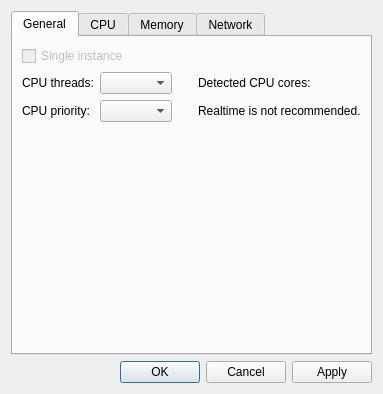
MarioUnoDueTreQuattro/QMonitor, file settings_dialog.ui: the form before one commit.
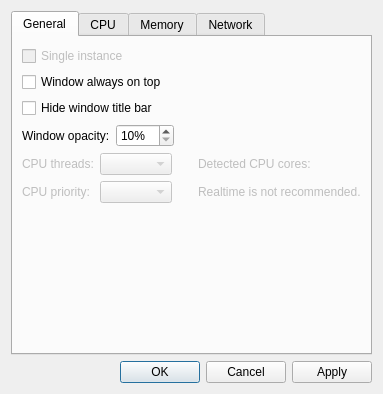
The form after the commit. The open tabs and pages were chosen to show the change. Custom widgets are drawn as their Qt base class.

Commit message: Options in configuration dialog: Window opacity, always on top, hide/ show titlebar

What changed in the file:
```diff
--- a/settings_dialog.ui
+++ b/settings_dialog.ui
@@ -37,20 +37,84 @@
          </property>
         </widget>
        </item>
+       <item>
+        <widget class="QCheckBox" name="checkBoxAlwaysOnTop">
+         <property name="text">
+          <string>Window always on top</string>
+         </property>
+        </widget>
+       </item>
+       <item>
+        <widget class="QCheckBox" name="checkBoxTitlebar">
+         <property name="text">
+          <string>Hide window title bar</string>
+         </property>
+        </widget>
+       </item>
+       <item>
+        <layout class="QHBoxLayout" name="horizontalLayout">
+         <item>
+          <widget class="QLabel" name="label_15">
+           <property name="text">
+            <string>Window opacity:</string>
+           </property>
+          </widget>
+         </item>
+         <item>
+          <widget class="QSpinBox" name="spinBoxWindowOpacity">
+           <property name="suffix">
+            <string>%</string>
+           </property>
+           <property name="minimum">
+            <number>10</number>
+           </property>
+           <property name="maximum">
+            <number>100</number>
+           </property>
+           <property name="singleStep">
+            <number>5</number>
+           </property>
+          </widget>
+         </item>
+         <item>
+          <spacer name="horizontalSpacer_5">
+           <property name="orientation">
+            <enum>Qt::Orientation::Horizontal</enum>
+           </property>
+           <property name="sizeHint" stdset="0">
+            <size>
+             <width>40</width>
+             <height>20</height>
+            </size>
+           </property>
+          </spacer>
+         </item>
+        </layout>
+       </item>
        <item>
         <layout class="QGridLayout" name="gridLayout">
          <item row="0" column="0">
           <widget class="QLabel" name="labelThreads_2">
+           <property name="enabled">
+            <bool>false</bool>
+           </property>
            <property name="text">
             <string>CPU threads:</string>
            </property>
           </widget>
          </item>
          <item row="0" column="1">
-          <widget class="QComboBox" name="comboBoxThreads"/>
+          <widget class="QComboBox" name="comboBoxThreads">
+           <property name="enabled">
+            <bool>false</bool>
+           </property>
+          </widget>
          </item>
          <item row="0" column="2">
           <spacer name="horizontalSpacer_7">
+           <property name="enabled">
+            <bool>false</bool>
+           </property>
            <property name="orientation">
             <enum>Qt::Orientation::Horizontal</enum>
            </property>
@@ -67,6 +131,9 @@
          </item>
          <item row="0" column="3">
           <widget class="QLabel" name="labelIdealThreads">
+           <property name="enabled">
+            <bool>false</bool>
+           </property>
            <property name="text">
             <string>Detected CPU cores:</string>
            </property>
@@ -74,6 +141,9 @@
          </item>
          <item row="0" column="4">
           <spacer name="horizontalSpacer_3">
+           <property name="enabled">
+            <bool>false</bool>
+           </property>
            <property name="orientation">
             <enum>Qt::Orientation::Horizontal</enum>
            </property>
@@ -87,6 +157,9 @@
          </item>
          <item row="1" column="0">
           <widget class="QLabel" name="labelPriority">
+           <property name="enabled">
+            <bool>false</bool>
+           </property>
            <property name="text">
             <string>CPU priority:</string>
            </property>
@@ -94,6 +167,9 @@
          </item>
          <item row="1" column="1">
           <widget class="QComboBox" name="comboBoxPriority">
+           <property name="enabled">
+            <bool>false</bool>
+           </property>
            <property name="sizePolicy">
             <sizepolicy hsizetype="MinimumExpanding" vsizetype="Fixed">
              <horstretch>0</horstretch>
@@ -104,6 +180,9 @@
          </item>
          <item row="1" column="2">
           <spacer name="horizontalSpacer_8">
+           <property name="enabled">
+            <bool>false</bool>
+           </property>
            <property name="orientation">
             <enum>Qt::Orientation::Horizontal</enum>
            </property>
@@ -120,6 +199,9 @@
          </item>
          <item row="1" column="3">
           <widget class="QLabel" name="label_5">
+           <property name="enabled">
+            <bool>false</bool>
+           </property>
            <property name="text">
             <string>Realtime is not recommended.</string>
            </property>
@@ -127,6 +209,9 @@
          </item>
          <item row="1" column="4">
           <spacer name="horizontalSpacer_4">
+           <property name="enabled">
+            <bool>false</bool>
+           </property>
            <property name="orientation">
             <enum>Qt::Orientation::Horizontal</enum>
            </property>
```
Left out of the diff: 2 changed lines with no effect on the pictures. The commit also changes 3 other files.
